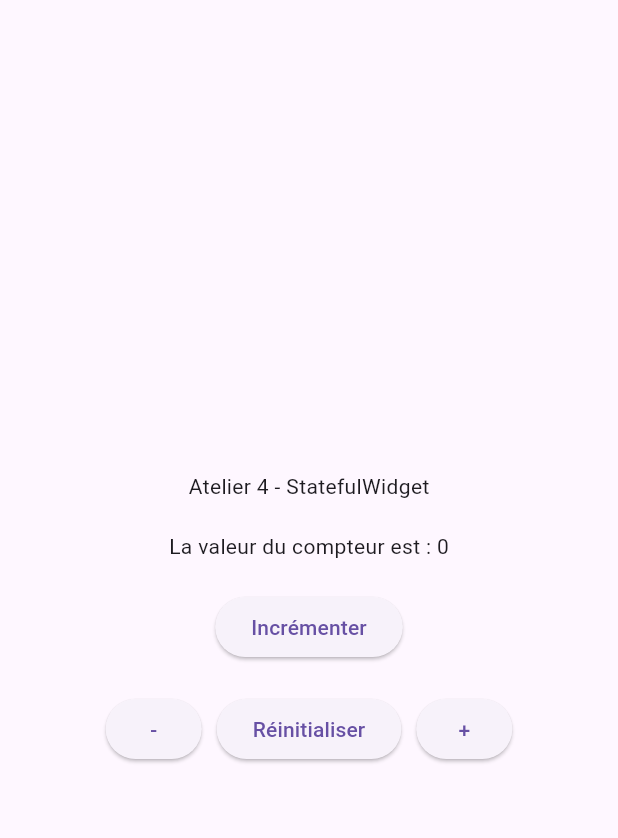
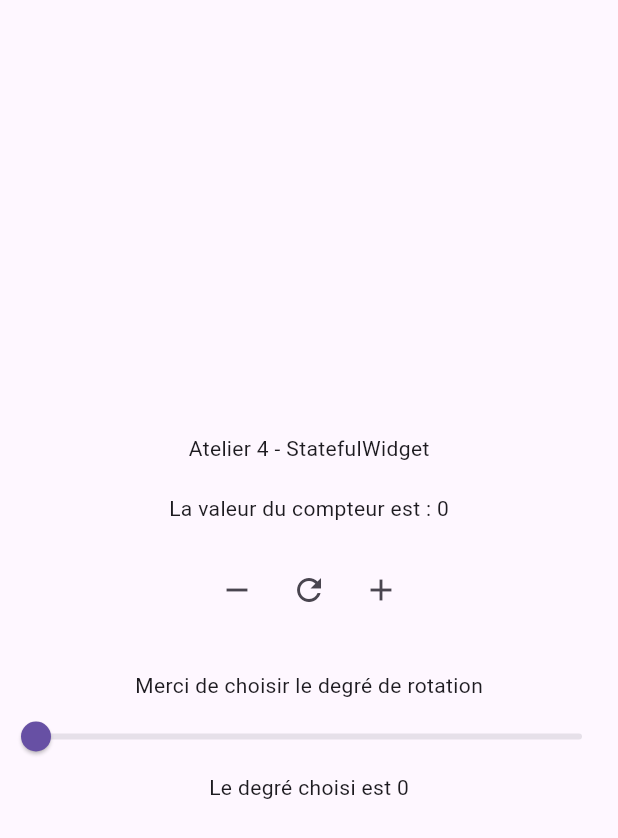
Before and after one commit to Imadboudeuf/Atelier-04-Stateless-et-Stateful, a Flutter app: the screen it shows after launch, on a phone screen of 412 x 824 dp. Shown: the top 838 px of the screen. Run offline on Flutter 3.47's test engine with Material 3 defaults, Android fonts, the phone set to English and light mode, and no system bars.

Commit message:
ajout du slider de rotation

```diff
--- a/lib/main.dart
+++ b/lib/main.dart
@@ -5,14 +5,13 @@ void main() {
 }
 
 class MyWidget extends StatefulWidget {
-  const MyWidget({super.key});
-
   @override
   State<MyWidget> createState() => _MyWidgetState();
 }
 
 class _MyWidgetState extends State<MyWidget> {
   int compteur = 0;
+  double degre = 0;
 
   @override
   Widget build(BuildContext context) {
@@ -22,58 +21,62 @@ class _MyWidgetState extends State<MyWidget> {
           child: Column(
             mainAxisAlignment: MainAxisAlignment.center,
             children: [
-              const Text("Atelier 4 - StatefulWidget"),
-              const SizedBox(height: 20),
+              Text("Atelier 4 - StatefulWidget"),
+
+              SizedBox(height: 20),
 
               Text("La valeur du compteur est : $compteur"),
-              const SizedBox(height: 20),
 
-              ElevatedButton(
-                onPressed: () {
-                  setState(() {
-                    compteur++;
-                  });
-                },
-                child: const Text("Incrémenter"),
-              ),
-
-              const SizedBox(height: 20),
+              SizedBox(height: 20),
 
               Row(
                 mainAxisAlignment: MainAxisAlignment.center,
                 children: [
-                  ElevatedButton(
+                  IconButton(
                     onPressed: () {
                       setState(() {
                         compteur--;
                       });
                     },
-                    child: const Text("-"),
+                    icon: Icon(Icons.remove),
                   ),
 
-                  const SizedBox(width: 10),
-
-                  ElevatedButton(
+                  IconButton(
                     onPressed: () {
                       setState(() {
                         compteur = 0;
                       });
                     },
-                    child: const Text("Réinitialiser"),
+                    icon: Icon(Icons.refresh),
                   ),
 
-                  const SizedBox(width: 10),
-
-                  ElevatedButton(
+                  IconButton(
                     onPressed: () {
                       setState(() {
                         compteur++;
                       });
                     },
-                    child: const Text("+"),
+                    icon: Icon(Icons.add),
                   ),
                 ],
               ),
+
+              SizedBox(height: 30),
+
+              Text("Merci de choisir le degré de rotation"),
+
+              Slider(
+                value: degre,
+                min: 0,
+                max: 360,
+                onChanged: (value) {
+                  setState(() {
+                    degre = value;
+                  });
+                },
+              ),
+
+              Text("Le degré choisi est ${degre.toStringAsFixed(0)}"),
             ],
           ),
         ),
```
